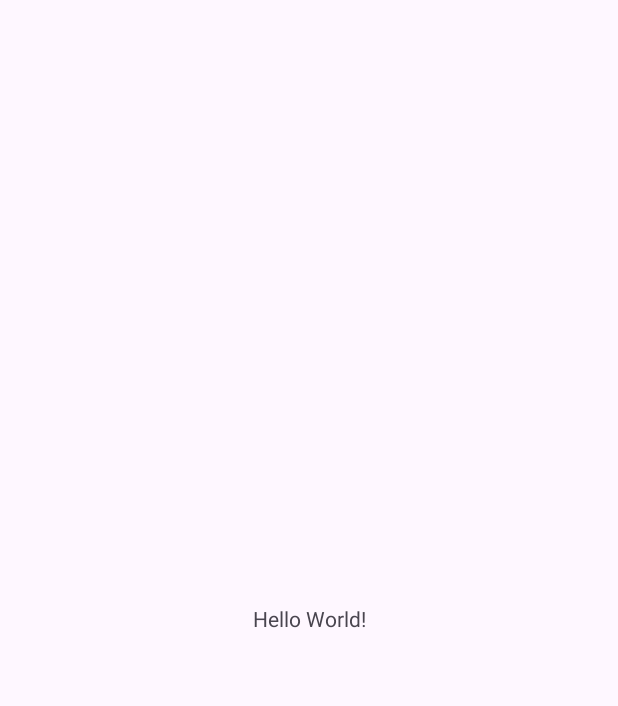
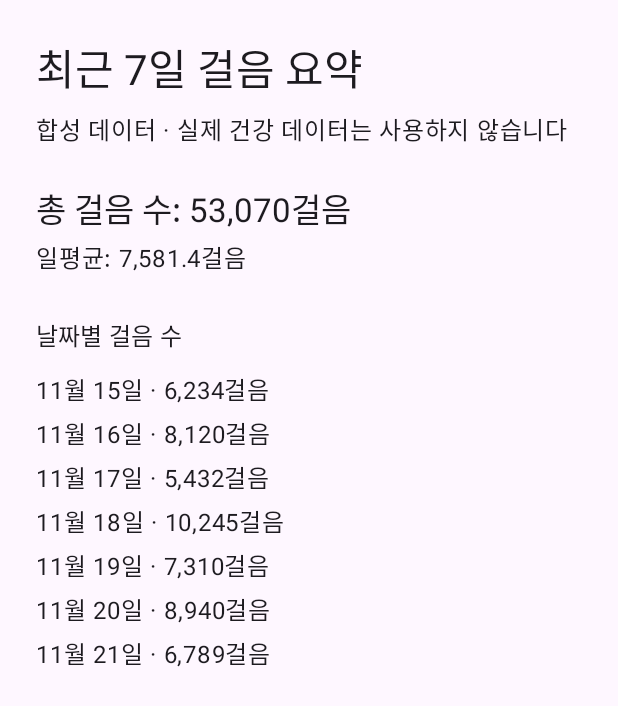
Before and after one commit to blcktgr73/HealthBridge, an Android app: the screen it shows after launch (MainActivity), on a phone screen of 412 x 824 dp. Before the commit the part shown is almost empty. Shown: the top 706 px of the screen. Run offline under Robolectric (Android 15) with nearby library versions, the phone set to English and light mode, and no system bars.

Commit message:
feat: add synthetic seven-day steps summary

```diff
--- a/app/src/main/java/ai/palab/healthbridge/MainActivity.kt
+++ b/app/src/main/java/ai/palab/healthbridge/MainActivity.kt
@@ -5,12 +5,24 @@ import androidx.activity.enableEdgeToEdge
 import androidx.appcompat.app.AppCompatActivity
 import androidx.core.view.ViewCompat
 import androidx.core.view.WindowInsetsCompat
+import android.widget.TextView
+import java.util.Locale
 
 class MainActivity : AppCompatActivity() {
     override fun onCreate(savedInstanceState: Bundle?) {
         super.onCreate(savedInstanceState)
         enableEdgeToEdge()
         setContentView(R.layout.activity_main)
+        val summary = SyntheticStepSummary.calculate()
+        findViewById<TextView>(R.id.total_steps).text =
+            getString(R.string.total_steps, summary.totalSteps)
+        findViewById<TextView>(R.id.average_steps).text = getString(
+            R.string.average_steps,
+            String.format(Locale.getDefault(), "%,.1f", summary.averageSteps),
+        )
+        findViewById<TextView>(R.id.daily_steps).text = summary.days.joinToString("\n") { day ->
+            getString(R.string.daily_steps, day.dateLabel, day.steps)
+        }
         ViewCompat.setOnApplyWindowInsetsListener(findViewById(R.id.main)) { v, insets ->
             val systemBars = insets.getInsets(WindowInsetsCompat.Type.systemBars())
             v.setPadding(systemBars.left, systemBars.top, systemBars.right, systemBars.bottom)
--- /dev/null
+++ b/app/src/main/java/ai/palab/healthbridge/SyntheticStepSummary.kt
@@ -0,0 +1,30 @@
+package ai.palab.healthbridge
+
+data class DailySteps(
+    val dateLabel: String,
+    val steps: Int,
+)
+
+data class StepSummary(
+    val days: List<DailySteps>,
+) {
+    val totalSteps: Int
+        get() = days.sumOf { it.steps }
+
+    val averageSteps: Double
+        get() = if (days.isEmpty()) 0.0 else totalSteps.toDouble() / days.size
+}
+
+object SyntheticStepSummary {
+    val recentSevenDays = listOf(
+        DailySteps("11월 15일", 6_234),
+        DailySteps("11월 16일", 8_120),
+        DailySteps("11월 17일", 5_432),
+        DailySteps("11월 18일", 10_245),
+        DailySteps("11월 19일", 7_310),
+        DailySteps("11월 20일", 8_940),
+        DailySteps("11월 21일", 6_789),
+    )
+
+    fun calculate(days: List<DailySteps> = recentSevenDays): StepSummary = StepSummary(days)
+}
--- a/app/src/main/res/layout/activity_main.xml
+++ b/app/src/main/res/layout/activity_main.xml
@@ -1,5 +1,5 @@
 <?xml version="1.0" encoding="utf-8"?>
-<androidx.constraintlayout.widget.ConstraintLayout xmlns:android="http://schemas.android.com/apk/res/android"
+<ScrollView xmlns:android="http://schemas.android.com/apk/res/android"
     xmlns:app="http://schemas.android.com/apk/res-auto"
     xmlns:tools="http://schemas.android.com/tools"
     android:id="@+id/main"
@@ -7,13 +7,53 @@
     android:layout_height="match_parent"
     tools:context=".MainActivity">
 
-    <TextView
-        android:layout_width="wrap_content"
+    <LinearLayout
+        android:layout_width="match_parent"
         android:layout_height="wrap_content"
-        android:text="Hello World!"
-        app:layout_constraintBottom_toBottomOf="parent"
-        app:layout_constraintEnd_toEndOf="parent"
-        app:layout_constraintStart_toStartOf="parent"
-        app:layout_constraintTop_toTopOf="parent" />
+        android:orientation="vertical"
+        android:padding="24dp">
 
-</androidx.constraintlayout.widget.ConstraintLayout>
+        <TextView
+            android:layout_width="wrap_content"
+            android:layout_height="wrap_content"
+            android:text="@string/screen_title"
+            android:textAppearance="@style/TextAppearance.Material3.HeadlineMedium" />
+
+        <TextView
+            android:layout_width="wrap_content"
+            android:layout_height="wrap_content"
+            android:layout_marginTop="8dp"
+            android:text="@string/synthetic_data_notice"
+            android:textAppearance="@style/TextAppearance.Material3.BodyLarge" />
+
+        <TextView
+            android:id="@+id/total_steps"
+            android:layout_width="wrap_content"
+            android:layout_height="wrap_content"
+            android:layout_marginTop="24dp"
+            android:textAppearance="@style/TextAppearance.Material3.TitleLarge" />
+
+        <TextView
+            android:id="@+id/average_steps"
+            android:layout_width="wrap_content"
+            android:layout_height="wrap_content"
+            android:layout_marginTop="4dp"
+            android:textAppearance="@style/TextAppearance.Material3.BodyLarge" />
+
+        <TextView
+            android:layout_width="wrap_content"
+            android:layout_height="wrap_content"
+            android:layout_marginTop="28dp"
+            android:text="@string/daily_steps_title"
+            android:textAppearance="@style/TextAppearance.Material3.TitleMedium" />
+
+        <TextView
+            android:id="@+id/daily_steps"
+            android:layout_width="match_parent"
+            android:layout_height="wrap_content"
+            android:layout_marginTop="12dp"
+            android:lineSpacingExtra="8dp"
+            android:textAppearance="@style/TextAppearance.Material3.BodyLarge" />
+    </LinearLayout>
+
+</ScrollView>
--- a/app/src/main/res/values/strings.xml
+++ b/app/src/main/res/values/strings.xml
@@ -1,3 +1,9 @@
 <resources>
     <string name="app_name">Health Bridge</string>
+    <string name="screen_title">최근 7일 걸음 요약</string>
+    <string name="synthetic_data_notice">합성 데이터 · 실제 건강 데이터는 사용하지 않습니다</string>
+    <string name="total_steps">총 걸음 수: %,d걸음</string>
+    <string name="average_steps">일평균: %s걸음</string>
+    <string name="daily_steps_title">날짜별 걸음 수</string>
+    <string name="daily_steps">%1$s  ·  %2$,d걸음</string>
 </resources>
```
Also changed, not shown: 1 other file.
